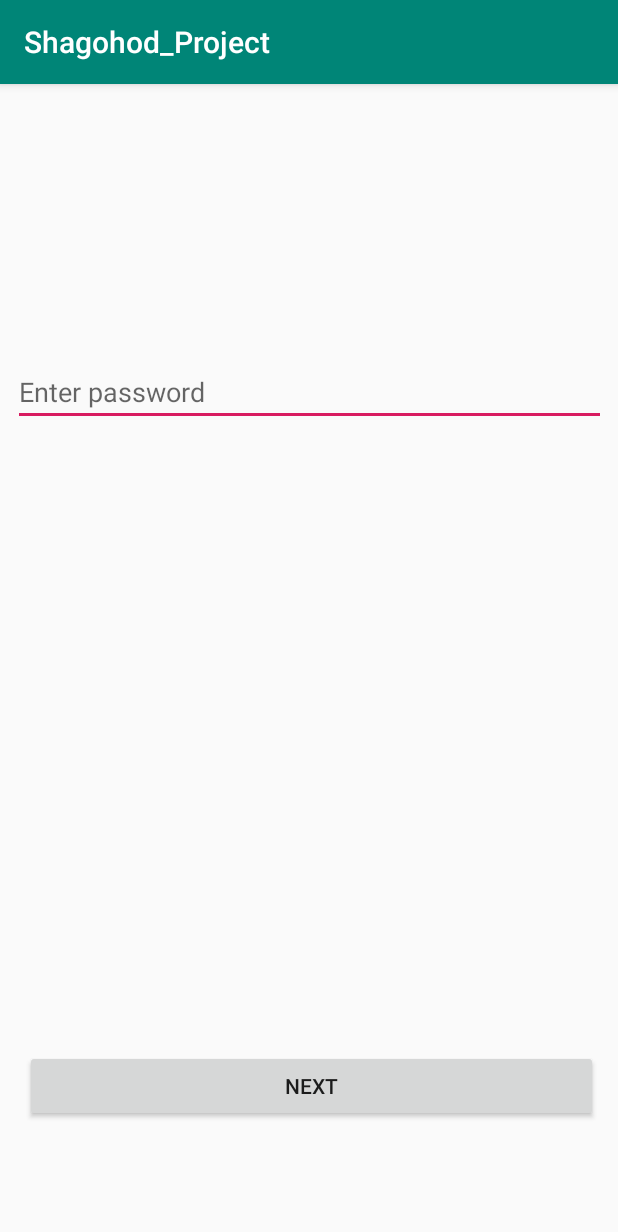
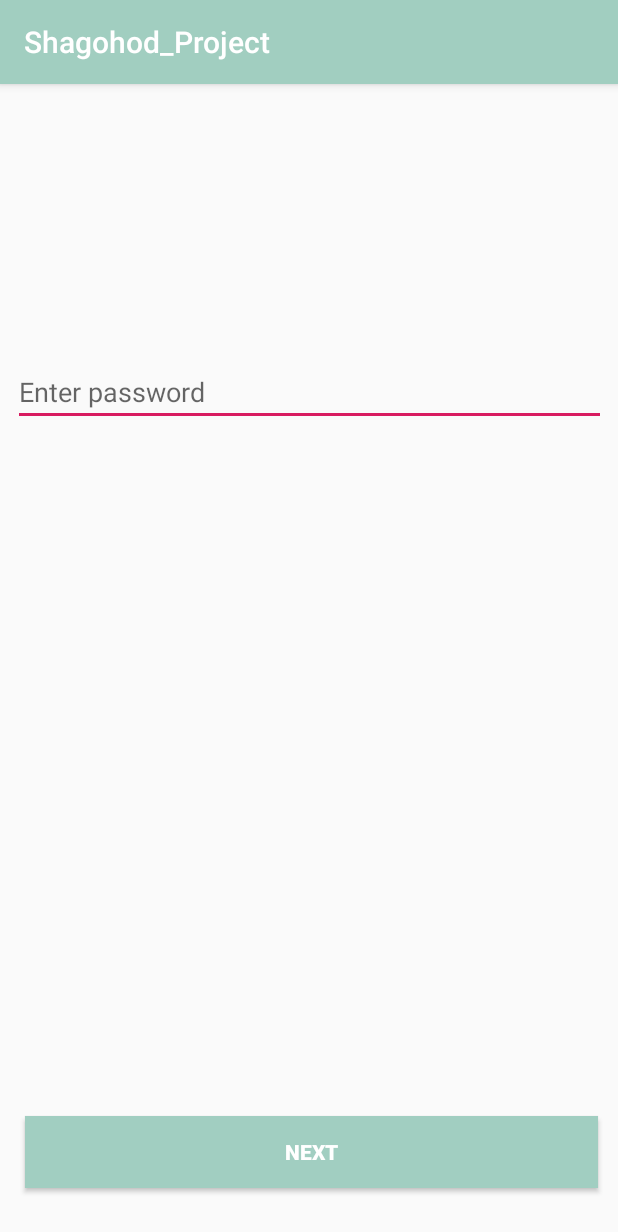
Before and after one commit to aga10/Shagohod_Project, an Android app: the PasswordActivity screen opened directly, with no data from a screen before it, on a phone screen of 412 x 824 dp. Shown: the top 1232 px of the screen. Run offline under Robolectric (Android 15) with nearby library versions, the phone set to English and light mode, and no system bars.

Commit message:
Added styling to buttons and menu items

```diff
--- a/app/src/main/res/layout/activity_invite_code.xml
+++ b/app/src/main/res/layout/activity_invite_code.xml
@@ -50,6 +50,9 @@
         android:layout_marginBottom="8dp"
         android:onClick="registerUser"
         android:text="REGISTER"
+        android:background="#a1cec1"
+        android:textColor="#FFFFFF"
+        android:textStyle="bold"
         app:layout_constraintBottom_toBottomOf="parent"
         app:layout_constraintEnd_toEndOf="parent"
         app:layout_constraintStart_toStartOf="parent"
--- a/app/src/main/res/layout/activity_login.xml
+++ b/app/src/main/res/layout/activity_login.xml
@@ -49,6 +49,9 @@
         android:layout_marginBottom="8dp"
         android:onClick="login"
         android:text="LOGIN"
+        android:background="#a1cec1"
+        android:textColor="#FFFFFF"
+        android:textStyle="bold"
         app:layout_constraintBottom_toBottomOf="parent"
         app:layout_constraintEnd_toEndOf="parent"
         app:layout_constraintHorizontal_bias="0.498"
--- a/app/src/main/res/layout/activity_main.xml
+++ b/app/src/main/res/layout/activity_main.xml
@@ -15,6 +15,9 @@
         android:layout_marginEnd="8dp"
         android:onClick="goToLogin"
         android:text="SIGN IN"
+        android:background="#a1cec1"
+        android:textColor="#FFFFFF"
+        android:textStyle="bold"
         app:layout_constraintEnd_toEndOf="parent"
         app:layout_constraintHorizontal_bias="0.48"
         app:layout_constraintStart_toStartOf="parent"
@@ -30,6 +33,9 @@
         android:layout_marginBottom="8dp"
         android:onClick="goToRegister"
         android:text="SIGN UP"
+        android:background="#a1cec1"
+        android:textColor="#FFFFFF"
+        android:textStyle="bold"
         app:layout_constraintBottom_toBottomOf="parent"
         app:layout_constraintEnd_toEndOf="parent"
         app:layout_constraintHorizontal_bias="0.48"
--- a/app/src/main/res/layout/activity_password.xml
+++ b/app/src/main/res/layout/activity_password.xml
@@ -31,12 +31,15 @@
         android:layout_marginTop="8dp"
         android:layout_marginEnd="8dp"
         android:layout_marginBottom="8dp"
+        android:background="#a1cec1"
         android:onClick="goToNamePickActivity"
         android:text="NEXT"
+        android:textColor="#FFFFFF"
+        android:textStyle="bold"
         app:layout_constraintBottom_toBottomOf="parent"
         app:layout_constraintEnd_toEndOf="parent"
         app:layout_constraintHorizontal_bias="0.615"
         app:layout_constraintStart_toStartOf="parent"
         app:layout_constraintTop_toBottomOf="@+id/editText2"
-        app:layout_constraintVertical_bias="0.857" />
+        app:layout_constraintVertical_bias="0.95" />
 </androidx.constraintlayout.widget.ConstraintLayout>
--- a/app/src/main/res/layout/activity_register.xml
+++ b/app/src/main/res/layout/activity_register.xml
@@ -32,6 +32,9 @@
         android:layout_marginBottom="28dp"
         android:onClick="goToPasswordActivity"
         android:text="NEXT"
+        android:background="#a1cec1"
+        android:textColor="#FFFFFF"
+        android:textStyle="bold"
         app:layout_constraintBottom_toBottomOf="parent"
         app:layout_constraintEnd_toEndOf="parent"
         app:layout_constraintStart_toStartOf="parent" />
--- a/app/src/main/res/layout/nav_header_my_navigation.xml
+++ b/app/src/main/res/layout/nav_header_my_navigation.xml
@@ -3,7 +3,7 @@
     xmlns:app="http://schemas.android.com/apk/res-auto"
     android:layout_width="match_parent"
     android:layout_height="@dimen/nav_header_height"
-    android:background="@drawable/side_nav_bar"
+    android:background="#a1cec1"
     android:gravity="bottom"
     android:orientation="vertical"
     android:paddingLeft="@dimen/activity_horizontal_margin"
--- a/app/src/main/res/values/colors.xml
+++ b/app/src/main/res/values/colors.xml
@@ -1,6 +1,6 @@
 <?xml version="1.0" encoding="utf-8"?>
 <resources>
-    <color name="colorPrimary">#008577</color>
-    <color name="colorPrimaryDark">#00574B</color>
+    <color name="colorPrimary">	#a1cec0</color>
+    <color name="colorPrimaryDark">#a1cec1</color>
     <color name="colorAccent">#D81B60</color>
 </resources>
```
